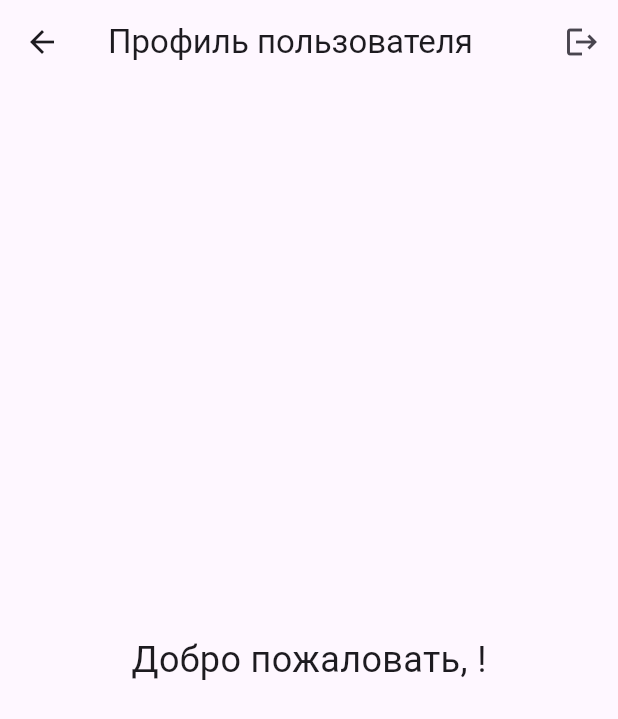
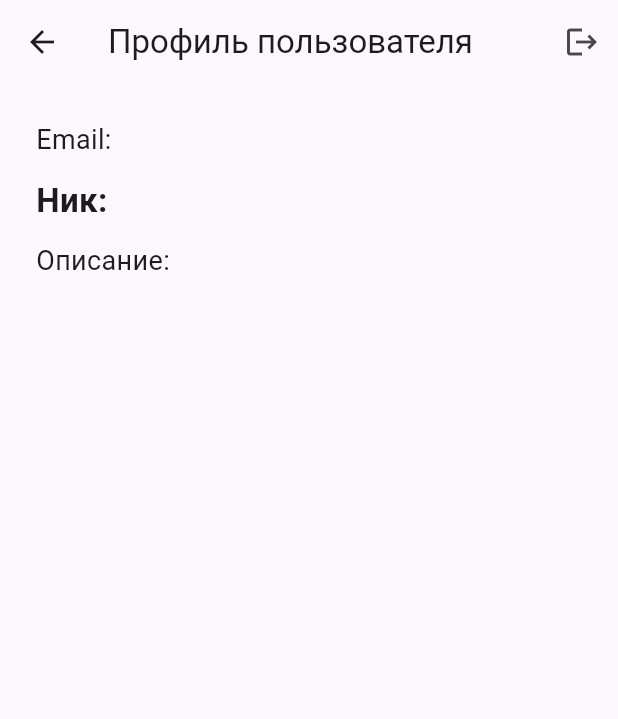
Before and after one commit to TheJohnGalt/NetSearch, a Flutter app: the ProfilePage screen opened directly with empty values, on a phone screen of 412 x 824 dp. Shown: the top 719 px of the screen. Run offline on Flutter 3.47's test engine with Material 3 defaults, Android fonts, the light colour scheme and no system bars; our stand-ins replace flutter_bloc, hive, hive_flutter; accounts and stored records are empty.

Commit message:
доработал макет и подключил отладочную БД

```diff
--- a/lib/blocs/auth_bloc.dart
+++ b/lib/blocs/auth_bloc.dart
@@ -1,8 +1,11 @@
 import 'package:flutter_bloc/flutter_bloc.dart';
+import 'package:hive/hive.dart';
 import 'auth_event.dart';
 import 'auth_state.dart';
 
 class AuthBloc extends Bloc<AuthEvent, AuthState> {
+  final Box usersBox = Hive.box('usersBox');
+
   AuthBloc() : super(AuthInitial()) {
     on<LoginRequested>(_onLoginRequested);
     on<RegisterRequested>(_onRegisterRequested);
@@ -11,20 +14,59 @@ class AuthBloc extends Bloc<AuthEvent, AuthState> {
 
   Future<void> _onLoginRequested(LoginRequested event, Emitter<AuthState> emit) async {
     emit(AuthLoading());
-    await Future.delayed(Duration(seconds: 1)); // имитация загрузки
-    // Плейсхолдер: здесь должна быть логика входа
-    print('Login requested: email=${event.email}, password=${event.password}');
-    // Для примера считаем, что вход успешен
-    emit(AuthAuthenticated(event.email));
+    await Future.delayed(Duration(seconds: 1));
+
+    final users = usersBox.toMap();
+    Map? foundUser;
+    for (var entry in users.entries) {
+      final user = entry.value as Map;
+      if (user['email'] == event.email && user['password'] == event.password) {
+        foundUser = user;
+        break;
+      }
+    }
+
+    if (foundUser != null) {
+      print('User logged in: ${event.email}');
+      emit(AuthAuthenticated(
+        foundUser['email'],
+        foundUser['nickname'] ?? '',
+        foundUser['description'] ?? '',
+      ));
+    } else {
+      emit(AuthError('Неверный email или пароль'));
+    }
   }
 
   Future<void> _onRegisterRequested(RegisterRequested event, Emitter<AuthState> emit) async {
     emit(AuthLoading());
-    await Future.delayed(Duration(seconds: 1)); // имитация загрузки
-    // Плейсхолдер: здесь должна быть логика регистрации
-    print('Register requested: email=${event.email}, password=${event.password}');
-    // Для примера считаем, что регистрация успешна и сразу авторизуем пользователя
-    emit(AuthAuthenticated(event.email));
+    await Future.delayed(Duration(seconds: 1));
+
+    final users = usersBox.toMap();
+    bool exists = false;
+    for (var entry in users.entries) {
+      final user = entry.value as Map;
+      if (user['email'] == event.email) {
+        exists = true;
+        break;
+      }
+    }
+
+    if (exists) {
+      emit(AuthError('Пользователь с таким email уже существует'));
+      return;
+    }
+
+    await usersBox.add({
+      'email': event.email,
+      'password': event.password,
+      'nickname': event.nickname,
+      'description': event.description,
+    });
+
+    print('User registered: ${event.email}');
+
+    emit(AuthAuthenticated(event.email, event.nickname, event.description));
   }
 
   void _onLogoutRequested(LogoutRequested event, Emitter<AuthState> emit) {
--- a/lib/blocs/auth_event.dart
+++ b/lib/blocs/auth_event.dart
@@ -10,8 +10,10 @@ class LoginRequested extends AuthEvent {
 class RegisterRequested extends AuthEvent {
   final String email;
   final String password;
+  final String nickname;
+  final String description;
 
-  RegisterRequested(this.email, this.password);
+  RegisterRequested(this.email, this.password, this.nickname, this.description);
 }
 
 class LogoutRequested extends AuthEvent {}
--- a/lib/blocs/auth_state.dart
+++ b/lib/blocs/auth_state.dart
@@ -6,8 +6,10 @@ class AuthLoading extends AuthState {}
 
 class AuthAuthenticated extends AuthState {
   final String email;
+  final String nickname;
+  final String description;
 
-  AuthAuthenticated(this.email);
+  AuthAuthenticated(this.email, this.nickname, this.description);
 }
 
 class AuthError extends AuthState {
--- a/lib/pages/profile_page.dart
+++ b/lib/pages/profile_page.dart
@@ -6,7 +6,11 @@ import '../blocs/auth_event.dart';
 class ProfilePage extends StatelessWidget {
   @override
   Widget build(BuildContext context) {
-    final String email = ModalRoute.of(context)!.settings.arguments as String;
+    final args = ModalRoute.of(context)!.settings.arguments as Map<String, dynamic>;
+
+    final email = args['email'] ?? '';
+    final nickname = args['nickname'] ?? '';
+    final description = args['description'] ?? '';
 
     return Scaffold(
       appBar: AppBar(
@@ -21,8 +25,20 @@ class ProfilePage extends StatelessWidget {
           )
         ],
       ),
-      body: Center(
-        child: Text('Добро пожаловать, $email!', style: TextStyle(fontSize: 24)),
+      body: Padding(
+        padding: const EdgeInsets.all(24.0),
+        child: Column(
+          crossAxisAlignment: CrossAxisAlignment.start,
+          children: [
+            Text('Email: $email', style: TextStyle(fontSize: 18)),
+            SizedBox(height: 12),
+            Text('Ник: $nickname', style: TextStyle(fontSize: 22, fontWeight: FontWeight.bold)),
+            SizedBox(height: 12),
+            Text('Описание:', style: TextStyle(fontSize: 18)),
+            SizedBox(height: 6),
+            Text(description, style: TextStyle(fontSize: 16)),
+          ],
+        ),
       ),
     );
   }
--- a/pubspec.yaml
+++ b/pubspec.yaml
@@ -10,11 +10,15 @@ dependencies:
   flutter:
     sdk: flutter
   flutter_bloc: ^8.1.2
+  hive: ^2.2.3
+  hive_flutter: ^1.1.0
 
 dev_dependencies:
   flutter_test:
     sdk: flutter
   flutter_lints: ^5.0.0
+  hive_generator: ^2.0.0
+  build_runner: ^2.3.3
 
 flutter:
   uses-material-design: true
```
Also changed, not shown: lib/main.dart (+10 -2 lines), lib/pages/login_page.dart (+26 -3 lines), pubspec.lock, 1 other file.
